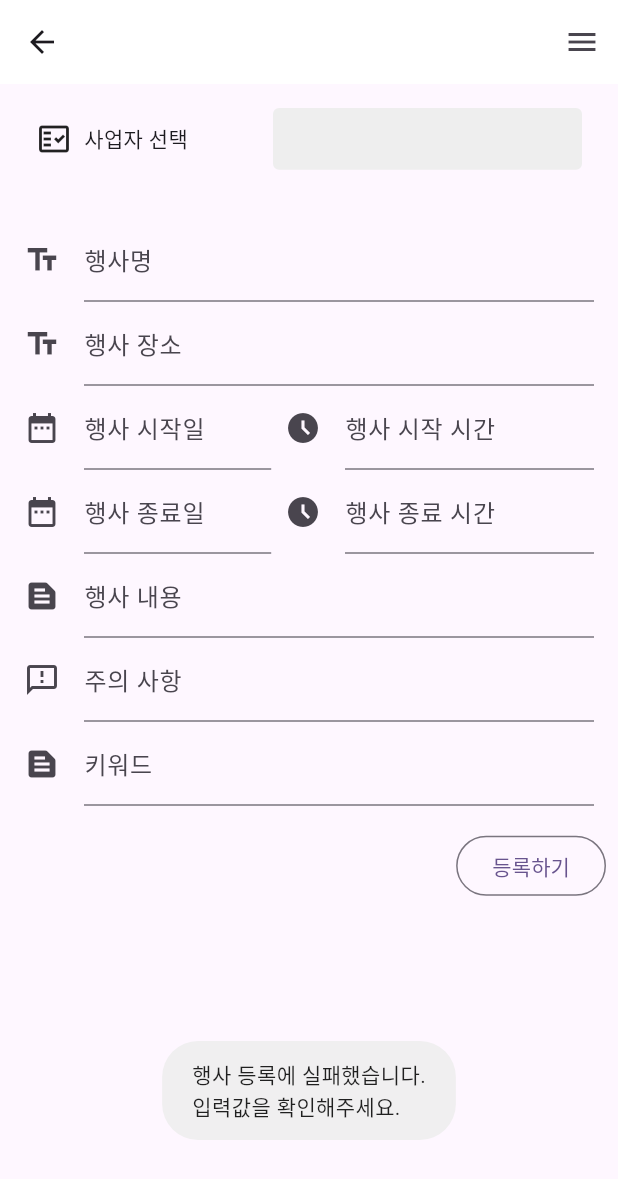
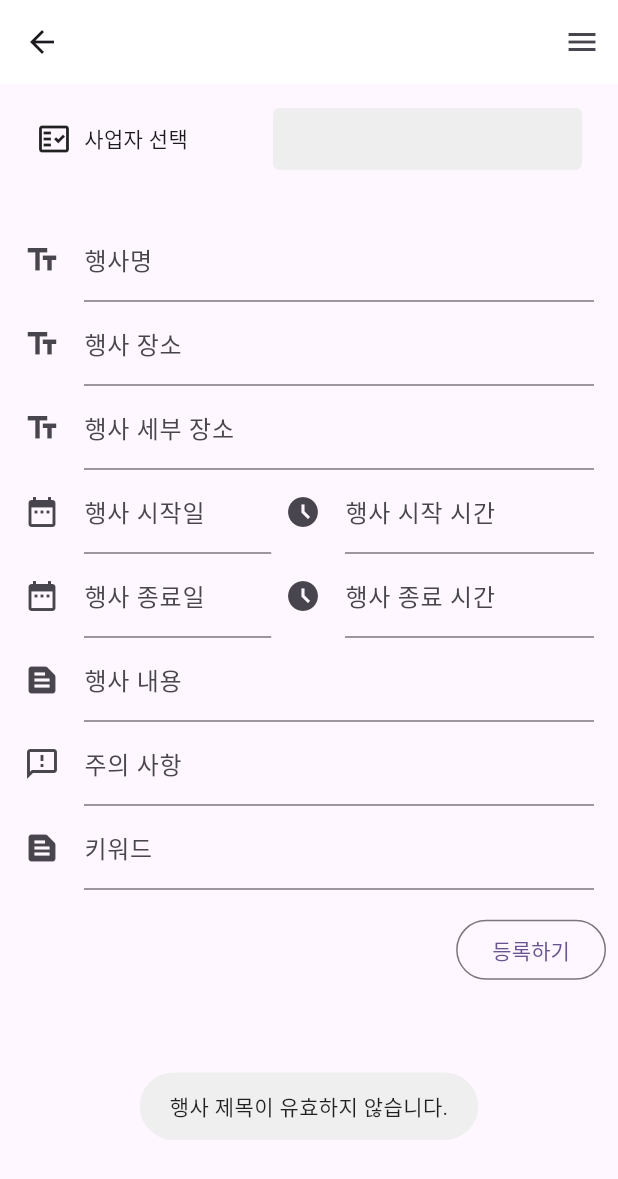
Before and after one commit to JangHyeonu/hackertohn_a, a Flutter app: the EventEditScreen screen opened by its route, after a tap on "등록하기", on a phone screen of 412 x 824 dp. Shown: the top 1179 px of the screen. Run offline on Flutter 3.47's test engine with Material 3 defaults, Android fonts, the phone set to English and light mode, and no system bars; our stand-ins replace cloud_firestore, firebase_auth, firebase_core, flutter_dotenv, flutter_riverpod, fluttertoast and 8 more; missing offline and left inert: remedi_kopo; accounts and stored records are empty.

Commit message:
알림 및 키워드 작업중

```diff
--- a/lib/event/provider/event_provider.dart
+++ b/lib/event/provider/event_provider.dart
@@ -1,4 +1,5 @@
 
+import 'package:flutter/material.dart';
 import 'package:flutter_riverpod/flutter_riverpod.dart';
 import 'package:fluttertoast/fluttertoast.dart';
 import 'package:seeya_hackthon_a/event/model/event_model.dart';
@@ -36,7 +37,7 @@ class EventNotifier extends StateNotifier<EventModel>{
   }
 
   // 상세 조회
-  EventModel read(String eventId) {
+  Future<EventModel> read(String eventId) async {
 
     _repository.read(eventId)
         .then((result) => {
@@ -46,6 +47,11 @@ class EventNotifier extends StateNotifier<EventModel>{
     return state;
   }
 
+  // 데이터 초기화
+  Future<EventModel> init() async {
+    state = EventModel();
+    return state;
+  }
 }
 
 class EventListNotifier extends StateNotifier<List<EventModel>> {
--- a/lib/event/repository/event_repository.dart
+++ b/lib/event/repository/event_repository.dart
@@ -1,8 +1,9 @@
-
 
 import 'package:cloud_firestore/cloud_firestore.dart';
 import 'package:flutter/material.dart';
+import 'package:fluttertoast/fluttertoast.dart';
 import 'package:seeya_hackthon_a/event/model/event_model.dart';
+import 'package:seeya_hackthon_a/user/model/user_model.dart';
 import 'package:seeya_hackthon_a/user/provider/user_provider.dart';
 
 class EventRepository {
@@ -15,15 +16,16 @@ class EventRepository {
     Query<Map<String, dynamic>> eventListQuery;
 
     if(lastVisibleInReadList == null) {
-      eventListQuery = _firestore
-          .collection("event")
-          .where("endDatetime", isGreaterThanOrEqualTo: DateTime.now())
-          .orderBy("startDatetime")
+      eventListQuery = _firestore.collection("event")
+          .where("endDatetime", isGreaterThan: DateTime.now())
+          .where("startDatetime", isNotEqualTo: null)
+          .orderBy("endDatetime")
           .limit(limit);
     } else {
       eventListQuery = _firestore.collection("event")
-          .where("endDatetime", isGreaterThanOrEqualTo: DateTime.now())
-          .orderBy("startDatetime")
+          .where("endDatetime", isGreaterThan: DateTime.now())
+          .where("startDatetime", isNotEqualTo: null)
+          .orderBy("endDatetime")
           .startAfterDocument(lastVisibleInReadList!)
           .limit(limit);
     }
@@ -73,9 +75,9 @@ class EventRepository {
   }
 
   Future<bool> regist(EventModel model) async {
-    String? writer = UserStateNotifier.getInstance2().state?.userModelId ?? "";
+    UserModel userModel = UserStateNotifier.getInstance2().state!;
 
-    if(writer == "" || model.startDatetime == null || model.endDatetime == null) {
+    if(userModel.userModelId == "" || model.startDatetime == null || model.endDatetime == null) {
       return false;
     }
 
@@ -87,7 +89,13 @@ class EventRepository {
     try {
       // 새로 추가
       if(model.eventId == null || model.eventId == "") {
-        model.register = writer;
+        // 사명 유효성 검사
+        if(userModel.businessModel!.businessName == null || userModel.businessModel!.businessName == "") {
+          Fluttertoast.showToast(msg: "기업 정보가 유효하지 않습니다. 확인해주세요.");
+          throw Exception();
+        }
+        dataMap["register"] = userModel.userModelId;
+        dataMap["businessName"] = userModel.businessModel!.businessName!;
         await _firestore.collection("event").add(dataMap);
       }
       // 내용 변경
@@ -96,7 +104,12 @@ class EventRepository {
       }
     } catch(exception) {
       debugPrint("$exception");
+      return false;
     }
+
+    // TODO :: 이후 스케줄러 생성시 일정 시간마다 DB 데이터 기준으로 알림 발송되도록 처리
+    // 알림 발송 처리
+
 
     return true;
   }
--- a/lib/event/view/event_edit_screen.dart
+++ b/lib/event/view/event_edit_screen.dart
@@ -3,6 +3,7 @@ import 'package:flutter/cupertino.dart';
 import 'package:flutter/material.dart';
 import 'package:flutter_riverpod/flutter_riverpod.dart';
 import 'package:fluttertoast/fluttertoast.dart';
+import 'package:geocoding/geocoding.dart';
 import 'package:go_router/go_router.dart';
 import 'package:intl/intl.dart';
 import 'package:seeya_hackthon_a/_common/layout/default_layout.dart';
@@ -20,28 +21,34 @@ class EventEditScreen extends ConsumerStatefulWidget {
   EventEditScreen({this.eventId, this.businessModel, super.key});
 
   @override
-  ConsumerState<ConsumerStatefulWidget> createState() => EventEditScreenState();
+  ConsumerState<ConsumerStatefulWidget> createState() => EventEditScreenState(eventId);
 }
 
 class EventEditScreenState extends ConsumerState<EventEditScreen> {
+  final String? eventId;
 
-  EventEditScreenState();
+  EventEditScreenState(this.eventId);
 
   @override
   void initState() {
     // TODO: implement initState
     super.initState();
+
+    // 등록 : 초기화
+    if(eventId == null || eventId == "") {
+      ref.read(eventProvider.notifier).init();
+    }
+
+    // 수정 대상의 데이터가 현재 모델 데이터와 다른 경우 DB에서 데이터 조회
+    if(eventId != ref.read(eventProvider).eventId) {
+      ref.read(eventProvider.notifier).read(eventId!);
+    }
   }
 
   @override
   Widget build(BuildContext context) {
     final state = ref.watch(eventProvider);
     final businessModel = ref.watch(businessProvider);
-
-    if(widget.eventId != state.eventId) { // state 데이터의 구분값이 조회하려는 값과 같지 않으면 새로 조회
-      // DB에서 데이터 조회
-      ref.read(eventProvider.notifier).read(widget.eventId ?? "");
-    }
 
     debugPrint("event edit build");
 
@@ -113,19 +120,34 @@ class EventEditScreenState extends ConsumerState<EventEditScreen> {
                               builder: (context) => RemediKopo(),
                             ),
                           );
+                          if (model != null) {
+                            setState(() async {
+                              // 우편 주소
+                              // final postcode = model.zonecode ?? '';
+                              state.postcode = model.zonecode ?? '';
 
-                          if (model != null) {
-                            // 우편 주소
-                            final postcode = model.zonecode ?? '';
+                              // 주소
+                              // final address = model.address ?? '';
+                              state.location = model.roadAddress ?? '';
 
-                            // 주소
-                            final address = model.address ?? '';
-                            state.location = address;
+                              // 세부 주소
+                              // final buildingName = model.buildingName ?? '';
+                              state.locationDetail = model.buildingName ?? '';
 
-                            // 세부 주소
-                            final buildingName = model.buildingName ?? '';
+                              // 주소 -> 위도, 경도 변환
+                              List<Location> locations = await locationFromAddress(model.address ?? "");
+                              // for (var location in locations) {
+                              //   print(location.latitude);
+                              //   print(location.longitude);
+                              // }
+                              state.latitude = locations[0].latitude;
+                              state.longitude = locations[0].longitude;
+
+                              FocusScope.of(context).nextFocus();
+                            });
                           }
                         },
+                        readOnly: true,
                         onChanged: (value) {
                           state.location = value;
                         },
@@ -135,6 +157,18 @@ class EventEditScreenState extends ConsumerState<EventEditScreen> {
                         decoration: const InputDecoration(
                           icon: Icon(Icons.text_fields),
                           label: Text("행사 장소"),
+                        ),
+                      ),
+                      TextFormField(
+                        onChanged: (value) {
+                          state.locationDetail = value;
+                        },
+                        controller: TextEditingController(
+                            text: state.locationDetail
+                        ),
+                        decoration: const InputDecoration(
+                          icon: Icon(Icons.text_fields),
+                          label: Text("행사 세부 장소"),
                         ),
                       ),
                       Row(
@@ -344,13 +378,35 @@ class EventEditScreenState extends ConsumerState<EventEditScreen> {
               ButtonBar(
                 children: [
                   OutlinedButton(
-                      onPressed: () => {
+                      onPressed: () {
+                        // 유효성 검사
+                        if(state.title == null || state.title == "title") {
+                          Fluttertoast.showToast(msg: "행사 제목이 유효하지 않습니다.");
+                          debugPrint("행사 제목이 유효하지 않습니다.");
+                          return;
+                        }
+
+                        if(state.location == null || state.location == "") {
+                          Fluttertoast.showToast(msg: "행사 장소가 유효하지 않습니다.");
+                          debugPrint("행사 장소가 유효하지 않습니다.");
+                          return;
+                        }
+
+                        if(state.startDatetime == null || state.endDatetime == null) {
+                          Fluttertoast.showToast(msg: "행사 기간이 유효하지 않습니다.");
+                          debugPrint("행사 기간이 유효하지 않습니다.");
+                          return;
+                        }
+
+                        // 행사 정보 등록
                         ref.read(eventProvider.notifier).regist().then((value) => {
                           if(value!) {
+                            Fluttertoast.showToast(msg: "등록되었습니다."),
                             context.go("/"),
                           }
-                        }),
-                        ref.read(eventProvider).eventId = "registered-event",
+                        });
+
+                        ref.read(eventProvider).eventId = "registered-event";
                       },
                       child: const Text("등록하기")
                   )
--- a/pubspec.yaml
+++ b/pubspec.yaml
@@ -72,8 +72,10 @@ dependencies:
   firebase_core: ^2.24.2
   # 구글 지도
   google_maps_flutter: ^2.5.0
-  # 주소 검색 API
+  # 한국 주소 검색 API
   remedi_kopo: ^0.0.2
+  # 주소 <=> 위도, 경도 변환 API
+  geocoding: ^2.1.1
 
 dev_dependencies:
   flutter_test:
```
Also changed, not shown: lib/alarm/repository/alarm_repository.dart (+15 -0 lines), lib/event/model/event_model.dart (+27 -13 lines).
